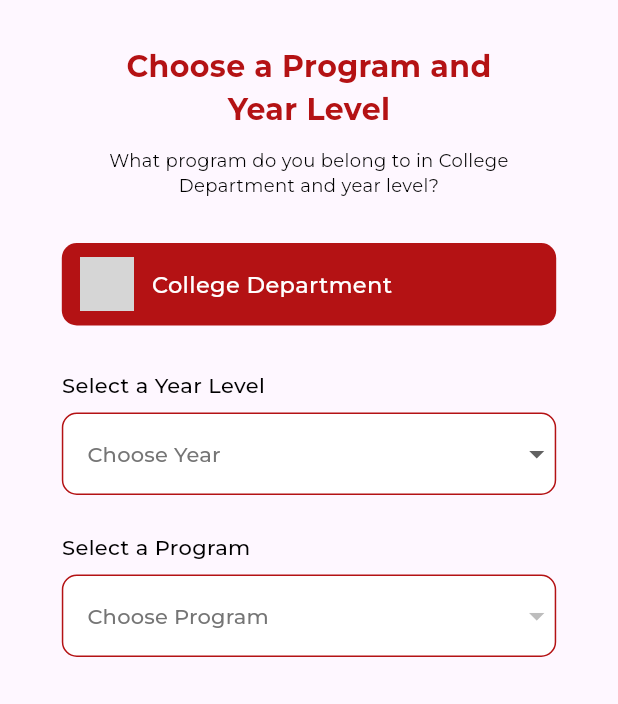
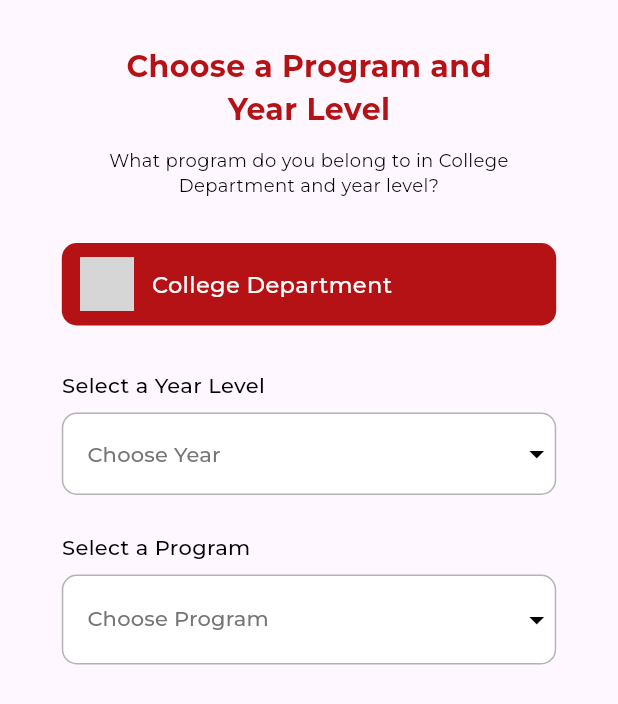
Before and after one commit to partoza/UniMind, a Flutter app: the ProgramYearSelect widget shown alone on an empty page, opened directly with empty values, on a phone screen of 412 x 824 dp. Shown: the top 704 px of the screen. Run offline on Flutter 3.47's test engine with Material 3 defaults, Android fonts, the light colour scheme and no system bars; drawn by our look-alikes of dropdown_button2; our stand-ins replace cloud_firestore, firebase_auth, firebase_core, flutter_svg, google_fonts, google_sign_in and 3 more; missing offline and left inert: mobile_scanner; accounts and stored records are empty; grey boxes are pictures that could not be loaded.

Commit message:
Bug Fixes

```diff
--- a/lib/views/profile_setup/program_year.dart
+++ b/lib/views/profile_setup/program_year.dart
@@ -3,7 +3,6 @@ import 'package:google_fonts/google_fonts.dart';
 import 'package:dropdown_button2/dropdown_button2.dart';
 
 class ProgramYearSelect extends StatefulWidget {
-  // 💡 Updated callback to include programAcronym and automatically determined place
   final Function(String?, String?, int?, String?) onSelect;
   final String departmentCode;
 
@@ -19,11 +18,10 @@ class ProgramYearSelect extends StatefulWidget {
 
 class _ProgramYearSelectState extends State<ProgramYearSelect> {
   String? selectedProgram;
-  String? selectedProgramAcronym; // 💡 New state for the acronym
+  String? selectedProgramAcronym;
   int? selectedYear;
-  String? selectedPlace; // 💡 New state for the place (auto-determined)
+  String? selectedPlace;
 
-  // 💡 Comprehensive map updated with 'place' and restructured 'programs' to include acronyms
   final Map<String, Map<String, dynamic>> _departmentData = {
     "CAE": {
       "name": "College of Accounting Education",
@@ -33,7 +31,7 @@ class _ProgramYearSelectState extends State<ProgramYearSelect> {
         "Bachelor of Science in Accounting Information System": "BSAIS",
         "Bachelor of Science in Internal Audit": "BSIA",
         "Bachelor of Science in Management Accounting": "BSMA",
-      }
+      },
     },
     "CAFAE": {
       "name": "College of Architecture and Fine Arts Education",
@@ -43,20 +41,24 @@ class _ProgramYearSelectState extends State<ProgramYearSelect> {
         "Bachelor of Fine Arts (Major in Painting)": "BFA",
         "Bachelor of Science in Urban and Regional Planning": "BSURP",
         "Bachelor of Science in Interior Design": "BSID",
-      }
+      },
     },
     "CBAE": {
       "name": "College of Business Administration Education",
       "place": "Bolton Campus",
       "programs": {
-        "Bachelor of Science in Business Administration Major in Financial Management": "BSBA-FM",
-        "Bachelor of Science in Business Administration Major in Human Resource Management": "BSBA-HRM",
-        "Bachelor of Science in Business Administration Major in Marketing Management": "BSBA-MM",
-        "Bachelor of Science in Business Administration Major in Business Economics": "BSBA-BE",
+        "Bachelor of Science in Business Administration Major in Financial Management":
+            "BSBA-FM",
+        "Bachelor of Science in Business Administration Major in Human Resource Management":
+            "BSBA-HRM",
+        "Bachelor of Science in Business Administration Major in Marketing Management":
+            "BSBA-MM",
+        "Bachelor of Science in Business Administration Major in Business Economics":
+            "BSBA-BE",
         "Bachelor of Science in Entrepreneurship": "BSEnt",
         "Bachelor of Science in Legal Management": "BSLM",
         "Bachelor of Science in Real Estate Management": "BSREM",
-      }
+      },
     },
     "CCE": {
       "name": "College of Computing Education",
@@ -65,11 +67,13 @@ class _ProgramYearSelectState extends State<ProgramYearSelect> {
         "Bachelor of Science in Information Technology": "BSIT",
         "Bachelor of Science in Information Systems": "BSIS",
         "Bachelor of Science in Computer Science": "BSCS",
-        "Bachelor of Science in Entertainment and Multimedia Computing (Game Development)": "BSEMC-GD",
-        "Bachelor of Science in Entertainment and Multimedia Computing (Digital Animation Technology)": "BSEMC-DA",
+        "Bachelor of Science in Entertainment and Multimedia Computing (Game Development)":
+            "BSEMC-GD",
+        "Bachelor of Science in Entertainment and Multimedia Computing (Digital Animation Technology)":
+            "BSEMC-DA",
         "Bachelor of Library and Information Science": "BLIS",
         "Bachelor of Multimedia Arts": "BMA",
-      }
+      },
     },
     "CHE": {
       "name": "College of Hospitality Education",
@@ -77,7 +81,7 @@ class _ProgramYearSelectState extends State<ProgramYearSelect> {
       "programs": {
         "Bachelor of Science in Hospitality Management": "BSHM",
         "Bachelor of Science in Tourism Management": "BSTM",
-      }
+      },
     },
     "CCJE": {
       "name": "College of Criminal Justice Education",
@@ -85,7 +89,7 @@ class _ProgramYearSelectState extends State<ProgramYearSelect> {
       "programs": {
         "Bachelor of Science in Criminology": "BSCrim",
         "Bachelor of Science in Industrial Security": "BSISec",
-      }
+      },
     },
     "CASE": {
       "name": "College of Arts and Sciences Education",
@@ -101,10 +105,10 @@ class _ProgramYearSelectState extends State<ProgramYearSelect> {
         "Bachelor of Science in Environmental Science": "BS EnvSci",
         "Bachelor of Science in Forestry": "BS Forestry",
         "Bachelor of Science in Agroforestry": "BS Agroforestry",
-        "Bachelor of Science in Biology": "BS Bio", // Removed majors for simplicity in the list
+        "Bachelor of Science in Biology": "BS Bio",
         "Bachelor of Science in Mathematics": "BS Math",
         "Bachelor of Science in Social Work": "BSSW",
-      }
+      },
     },
     "CEE": {
       "name": "College of Engineering Education",
@@ -116,7 +120,7 @@ class _ProgramYearSelectState extends State<ProgramYearSelect> {
         "Bachelor of Science in Electrical Engineering": "BSEE",
         "Bachelor of Science in Electronics Engineering": "BSECE",
         "Bachelor of Science in Mechanical Engineering": "BSME",
-      }
+      },
     },
     "CHSE": {
       "name": "College of Health Sciences Education",
@@ -126,7 +130,7 @@ class _ProgramYearSelectState extends State<ProgramYearSelect> {
         "Bachelor of Science in Nursing": "BSN",
         "Bachelor of Science in Nutrition and Dietetics": "BSND",
         "Bachelor of Science in Pharmacy": "BSP",
-      }
+      },
     },
     "CTE": {
       "name": "College of Teacher Education",
@@ -137,7 +141,7 @@ class _ProgramYearSelectState extends State<ProgramYearSelect> {
         "Bachelor of Secondary Education": "BSEd",
         "Bachelor of Special Education": "BSEd-SPED",
         "Bachelor of Physical Education": "BPEd",
-      }
+      },
     },
   };
 
@@ -151,12 +155,10 @@ class _ProgramYearSelectState extends State<ProgramYearSelect> {
   @override
   void initState() {
     super.initState();
-    // Initialize the place based on the departmentCode immediately
     selectedPlace = _departmentData[widget.departmentCode]?["place"];
   }
 
   void _updateSelection() {
-    // 💡 Notify parent with all four pieces of data
     widget.onSelect(
       selectedProgram,
       selectedProgramAcronym,
@@ -165,11 +167,16 @@ class _ProgramYearSelectState extends State<ProgramYearSelect> {
     );
   }
 
-  String get _departmentName => _departmentData[widget.departmentCode]?["name"] ?? "College Department";
+  String get _departmentName =>
+      _departmentData[widget.departmentCode]?["name"] ?? "College Department";
 
-  Map<String, String> get _departmentPrograms => _departmentData[widget.departmentCode]?["programs"]?.cast<String, String>() ?? {};
+  Map<String, String> get _departmentPrograms =>
+      _departmentData[widget.departmentCode]?["programs"]
+          ?.cast<String, String>() ??
+      {};
 
-  String get _logoPath => "assets/depLogo/${widget.departmentCode.toLowerCase()}logo.png";
+  String get _logoPath =>
+      "assets/depLogo/${widget.departmentCode.toLowerCase()}logo.png";
 
   String _getProgramLabel(String programName, String acronym) {
     return "$programName ($acronym)";
@@ -180,12 +187,14 @@ class _ProgramYearSelectState extends State<ProgramYearSelect> {
     final size = MediaQuery.of(context).size;
     final filteredPrograms = _departmentPrograms;
 
-    // Define the shared dropdown styles
     final buttonStyle = ButtonStyleData(
       height: 55,
       decoration: BoxDecoration(
         borderRadius: BorderRadius.circular(10),
-        border: Border.all(color: Color(0xFFB41214)),
+        border: Border.all(
+          color: const Color.fromARGB(255, 179, 179, 179),
+          width: 1,
+        ),
         color: Colors.white,
       ),
     );
@@ -199,10 +208,11 @@ class _ProgramYearSelectState extends State<ProgramYearSelect> {
       ),
     );
 
-    const menuItemStyle = MenuItemStyleData(
-      height: 50,
+    const menuItemStyle = MenuItemStyleData(height: 50);
+
+    const iconStyle = IconStyleData(
+      icon: Icon(Icons.arrow_drop_down, color: Color.fromARGB(255, 0, 0, 0)),
     );
-
 
     return Padding(
       padding: EdgeInsets.symmetric(horizontal: size.width * 0.1),
@@ -243,7 +253,12 @@ class _ProgramYearSelectState extends State<ProgramYearSelect> {
               ),
               child: Row(
                 children: [
-                  Image.asset(_logoPath, width: 36, height: 36, fit: BoxFit.cover),
+                  Image.asset(
+                    _logoPath,
+                    width: 36,
+                    height: 36,
+                    fit: BoxFit.cover,
+                  ),
                   const SizedBox(width: 12),
                   Expanded(
                     child: Text(
@@ -290,29 +305,38 @@ class _ProgramYearSelectState extends State<ProgramYearSelect> {
             DropdownButtonHideUnderline(
               child: DropdownButton2<String>(
                 isExpanded: true,
-                hint: Text("Choose Year",
-                    style: GoogleFonts.montserrat(
-                        fontSize: 14, color: Colors.grey[600])),
+                hint: Text(
+                  "Choose Year",
+                  style: GoogleFonts.montserrat(
+                    fontSize: 14,
+                    color: Colors.grey[600],
+                  ),
+                ),
                 value: selectedYear != null ? years[selectedYear! - 1] : null,
                 items: years.map((year) {
                   return DropdownMenuItem<String>(
                     value: year,
-                    child: Text(year,
-                        style: GoogleFonts.montserrat(
-                            fontSize: 14, color: Colors.black)),
+                    child: Text(
+                      year,
+                      style: GoogleFonts.montserrat(
+                        fontSize: 14,
+                        color: Colors.black,
+                      ),
+                    ),
                   );
                 }).toList(),
                 onChanged: (String? value) {
                   setState(() {
-                    selectedYear = value != null ? years.indexOf(value) + 1 : null;
+                    selectedYear = value != null
+                        ? years.indexOf(value) + 1
+                        : null;
                   });
                   _updateSelection();
                 },
-                // Applied common button style
                 buttonStyleData: buttonStyle,
-                // Added common menu item and dropdown styles
                 menuItemStyleData: menuItemStyle,
                 dropdownStyleData: menuStyle,
+                iconStyleData: iconStyle,
               ),
             ),
 
@@ -334,33 +358,99 @@ class _ProgramYearSelectState extends State<ProgramYearSelect> {
             DropdownButtonHideUnderline(
               child: DropdownButton2<String>(
                 isExpanded: true,
-                hint: Text("Choose Program",
-                    style: GoogleFonts.montserrat(
-                        fontSize: 14, color: Colors.grey[600])),
+                hint: SizedBox(
+                  height: 60,
+                  child: Align(
+                    alignment: Alignment.centerLeft,
+                    child: Text(
+                      "Choose Program",
+                      maxLines: 3,
+                      overflow: TextOverflow.ellipsis,
+                      style: GoogleFonts.montserrat(
+                        fontSize: 14,
+                        color: Colors.grey[600],
+                        height: 1.2,
+                      ),
+                    ),
+                  ),
+                ),
                 value: selectedProgram,
+                selectedItemBuilder: (context) {
+                  return filteredPrograms.entries.map((entry) {
+                    final programName = entry.key;
+                    final acronym = entry.value;
+                    final programLabel = _getProgramLabel(programName, acronym);
+
+                    return SizedBox(
+                      height: 60,
+                      child: Align(
+                        alignment: Alignment.centerLeft,
+                        child: Text(
+                          programLabel,
+                          maxLines: 3,
+                          overflow: TextOverflow.ellipsis,
+                          style: GoogleFonts.montserrat(
+                            fontSize: 14,
+                            color: Colors.black,
+                            height: 1.2,
+                          ),
+                        ),
+                      ),
+                    );
+                  }).toList();
+                },
+
                 items: filteredPrograms.entries.map((entry) {
                   final programName = entry.key;
                   final acronym = entry.value;
                   return DropdownMenuItem<String>(
                     value: programName,
-                    child: Text(_getProgramLabel(programName, acronym),
-                        style: GoogleFonts.montserrat(
-                            fontSize: 14, color: Colors.black)),
+                    child: Text(
+                      _getProgramLabel(programName, acronym),
+                      maxLines: 3,
+                      overflow: TextOverflow.ellipsis,
+                      style: GoogleFonts.montserrat(
+                        fontSize: 14,
+                        color: Colors.black,
+                        height: 1.2,
+                      ),
+                    ),
                   );
                 }).toList(),
+
                 onChanged: (String? value) {
                   setState(() {
                     selectedProgram = value;
-                    // Store Program Acronym
-                    selectedProgramAcronym = value != null ? filteredPrograms[value] : null;
+                    selectedProgramAcronym = value != null
+                        ? filteredPrograms[value]
+                        : null;
                   });
                   _updateSelection();
                 },
-                // Applied common button style
-                buttonStyleData: buttonStyle,
-                // Using common menu item and dropdown styles
-                menuItemStyleData: menuItemStyle,
+
+                // FIX 1: ButtonStyleData *does* have copyWith, so this is correct.
+                buttonStyleData: ButtonStyleData(
+                  height: 60, // <-- Set the new height here
+                  width: buttonStyle.width,
+                  padding: buttonStyle.padding,
+                  decoration: buttonStyle.decoration,
+                  elevation: buttonStyle.elevation,
+                  overlayColor: buttonStyle.overlayColor,
+                ),
+
+                // FIX 2: Manually create a new MenuItemStyleData object.
+                menuItemStyleData: MenuItemStyleData(
+                  height: 60, // <-- Set the new height here
+                  // Manually copy other properties if they were set on menuItemStyle
+                  padding: menuItemStyle.padding,
+                  overlayColor: menuItemStyle.overlayColor,
+                  customHeights: menuItemStyle.customHeights,
+                  selectedMenuItemBuilder:
+                      menuItemStyle.selectedMenuItemBuilder,
+                ),
+
                 dropdownStyleData: menuStyle,
+                iconStyleData: iconStyle,
               ),
             ),
 
--- a/pubspec.yaml
+++ b/pubspec.yaml
@@ -45,6 +45,7 @@ dependencies:
   path_provider: ^2.1.5
   share_plus: ^12.0.0
   http: ^1.2.1
+  image: ^4.0.0
 
 
 dev_dependencies:
@@ -71,6 +72,7 @@ flutter_launcher_icons:
   macos:
     generate: true
     image_path: "assets/icon/logoIcon.png"
+
 
   # The "flutter_lints" package below contains a set of recommended lints to
   # encourage good coding practices. The lint set provided by the package is
```
Also changed, not shown: lib/services/ibb_service.dart (+46 -5 lines), lib/views/follow_request/follow_page.dart (+125 -49 lines), lib/views/home/home_page.dart (+22 -11 lines), lib/views/profile/edit_profile.dart (+3 -6 lines), lib/views/profile/profile_page.dart (+14 -2 lines), pubspec.lock.
